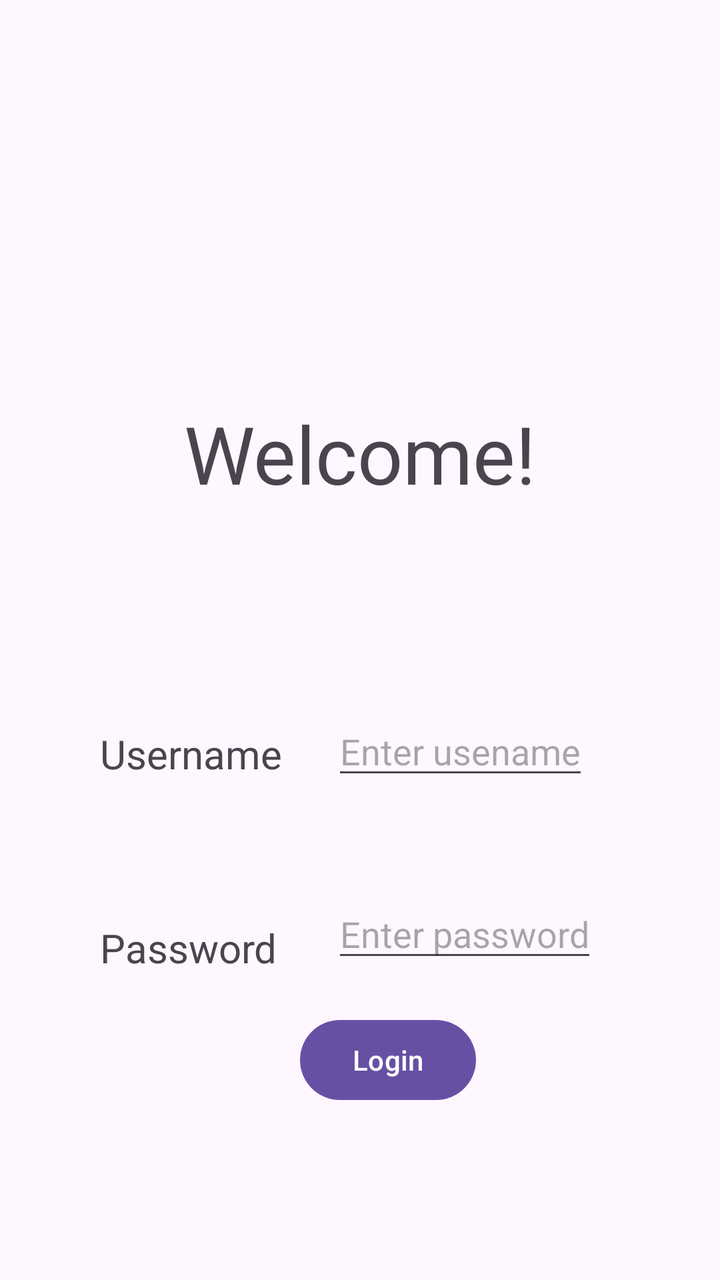
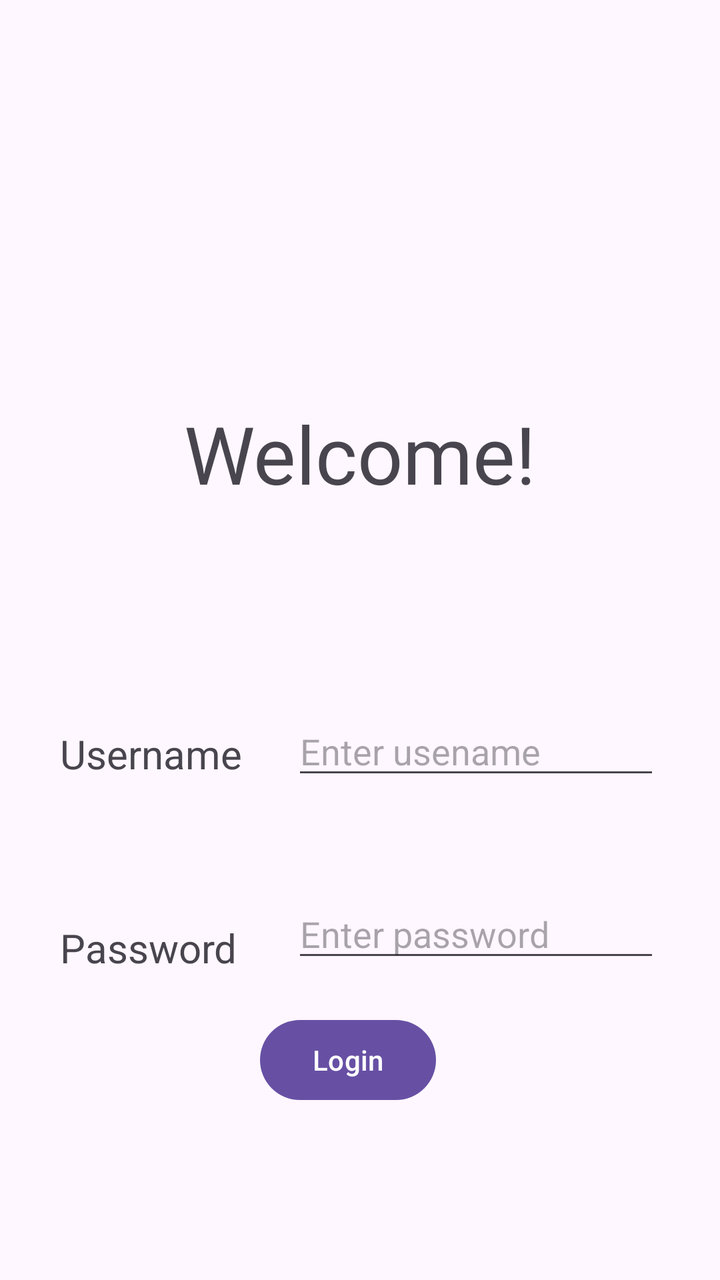

The first picture is an Android layout as it rendered before a commit; the second is the same layout after the commit. The layout source and the unified diff follow.
<!-- AndroidManifest.xml: application theme Theme.Kotlin_MVVM_Retrofit -->
<!-- res/layout/activity_main.xml -->
<?xml version="1.0" encoding="utf-8"?>
<androidx.constraintlayout.widget.ConstraintLayout xmlns:android="http://schemas.android.com/apk/res/android"
    xmlns:app="http://schemas.android.com/apk/res-auto"
    xmlns:tools="http://schemas.android.com/tools"
    android:id="@+id/main"
    android:layout_width="match_parent"
    android:layout_height="match_parent"
    tools:context=".MainActivity">



    <androidx.constraintlayout.widget.Guideline
        android:layout_width="wrap_content"
        android:layout_height="wrap_content"
        android:id="@+id/leftguideLine"
        android:orientation="vertical"
        app:layout_constraintGuide_begin="50dp"/>


    <androidx.constraintlayout.widget.Barrier
        android:layout_width="wrap_content"
        android:layout_height="wrap_content"
        android:id="@+id/loginBarrier"
        app:barrierDirection="end"
        app:constraint_referenced_ids="tvusername,tvpass"/>

    <TextView
        android:layout_width="wrap_content"
        android:layout_height="wrap_content"
        android:text="Welcome!"
        android:id="@+id/weltext"
        android:paddingTop="200dp"
        android:textSize="40sp"
        app:layout_constraintEnd_toEndOf="parent"
        app:layout_constraintStart_toStartOf="parent"
        app:layout_constraintTop_toTopOf="parent" />


    <TextView
        android:layout_width="0dp"
        android:layout_height="wrap_content"
        android:id="@+id/tvusername"
        android:text="Username"
        android:layout_marginTop="100dp"
        android:textSize="20sp"
        android:paddingTop="10dp"
        app:layout_constraintStart_toEndOf="@id/leftguideLine"
        app:layout_constraintTop_toBottomOf="@id/weltext"/>


    <EditText
        android:layout_width="0dp"
        android:layout_height="wrap_content"
        android:id="@+id/etusername"
        android:hint="Enter usename"
        android:layout_marginTop="100dp"
        android:layout_marginLeft="25dp"
        app:layout_constraintTop_toBottomOf="@id/weltext"
        app:layout_constraintStart_toEndOf="@id/loginBarrier"/>


    <TextView
        android:id="@+id/tvpass"
        android:layout_width="wrap_content"
        android:layout_height="wrap_content"

        android:layout_marginTop="60dp"
        android:paddingTop="10dp"
        android:text="Password"
        android:textSize="20sp"
        app:layout_constraintStart_toEndOf="@id/leftguideLine"
        app:layout_constraintTop_toBottomOf="@id/tvusername" />

    <EditText
        android:layout_width="0dp"
        android:layout_height="wrap_content"
        android:id="@+id/etpass"
        android:hint="Enter password"
        android:layout_marginTop="50dp"
        android:layout_marginLeft="25dp"
        app:layout_constraintTop_toBottomOf="@id/etusername"
        app:layout_constraintStart_toEndOf="@id/loginBarrier"/>


    <Button
        android:layout_width="0dp"
        android:layout_height="wrap_content"
        android:id="@+id/loginButton"
        android:layout_marginTop="20dp"
        android:layout_marginLeft="100dp"
        android:text="Login"
        app:layout_constraintTop_toBottomOf="@id/etpass"
        app:layout_constraintStart_toEndOf="@id/leftguideLine"/>

    <androidx.constraintlayout.widget.Group
        android:layout_width="wrap_content"
        android:layout_height="wrap_content"
        android:id="@+id/credgrp"
        app:constraint_referenced_ids="etusername,etpass"/>




</androidx.constraintlayout.widget.ConstraintLayout>
<!-- resources referenced by this layout -->
<resources>
  <style name="Theme.Kotlin_MVVM_Retrofit" parent="Base.Theme.Kotlin_MVVM_Retrofit" />
  <style name="Base.Theme.Kotlin_MVVM_Retrofit" parent="Theme.Material3.DayNight.NoActionBar">
          
          
      </style>
</resources>

<!-- the commit's change to res/layout/activity_main.xml (unified diff, before → after) -->
@@ -14,7 +14,15 @@
         android:layout_height="wrap_content"
         android:id="@+id/leftguideLine"
         android:orientation="vertical"
-        app:layout_constraintGuide_begin="50dp"/>
+        app:layout_constraintGuide_begin="30dp"/>
+
+
+    <androidx.constraintlayout.widget.Guideline
+        android:layout_width="wrap_content"
+        android:layout_height="wrap_content"
+        android:id="@+id/rightGuideLine"
+        android:orientation="vertical"
+        app:layout_constraintGuide_end="30dp"/>
 
 
     <androidx.constraintlayout.widget.Barrier
@@ -54,6 +62,7 @@
         android:id="@+id/etusername"
         android:hint="Enter usename"
         android:layout_marginTop="100dp"
+        app:layout_constraintEnd_toEndOf="@id/rightGuideLine"
         android:layout_marginLeft="25dp"
         app:layout_constraintTop_toBottomOf="@id/weltext"
         app:layout_constraintStart_toEndOf="@id/loginBarrier"/>
@@ -77,7 +86,9 @@
         android:id="@+id/etpass"
         android:hint="Enter password"
         android:layout_marginTop="50dp"
+        android:inputType="textPassword"
         android:layout_marginLeft="25dp"
+        app:layout_constraintEnd_toEndOf="@id/rightGuideLine"
         app:layout_constraintTop_toBottomOf="@id/etusername"
         app:layout_constraintStart_toEndOf="@id/loginBarrier"/>
 
